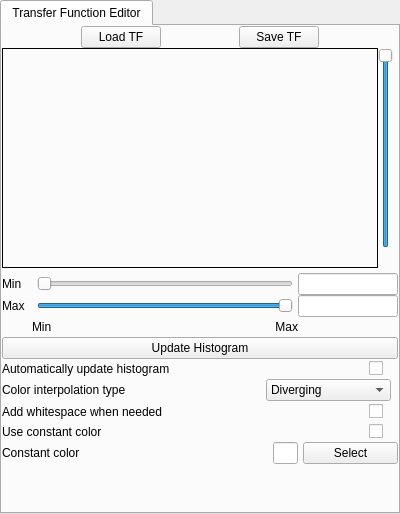
First picture: the form in apps/vaporgui/TFWidgetGUI.ui, repository StasJ/vapor-formatted, before the edit.
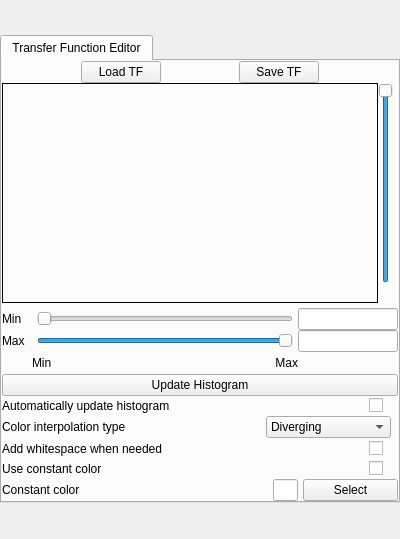
Second picture: the form after the edit. Custom widgets are drawn as their Qt base class.

What changed in the file:
```diff
--- a/apps/vaporgui/TFWidgetGUI.ui
+++ b/apps/vaporgui/TFWidgetGUI.ui
@@ -7,11 +7,11 @@
     <x>0</x>
     <y>0</y>
     <width>400</width>
-    <height>514</height>
+    <height>539</height>
    </rect>
   </property>
   <property name="sizePolicy">
-   <sizepolicy hsizetype="Preferred" vsizetype="Preferred">
+   <sizepolicy hsizetype="Preferred" vsizetype="Maximum">
     <horstretch>0</horstretch>
     <verstretch>0</verstretch>
    </sizepolicy>
@@ -37,6 +37,12 @@
    </property>
    <item>
     <widget class="QTabWidget" name="tabWidget">
+     <property name="sizePolicy">
+      <sizepolicy hsizetype="Expanding" vsizetype="Maximum">
+       <horstretch>0</horstretch>
+       <verstretch>0</verstretch>
+      </sizepolicy>
+     </property>
      <property name="currentIndex">
       <number>0</number>
      </property>
@@ -160,6 +166,12 @@
          </property>
          <item>
           <widget class="QFrame" name="tfFrame">
+           <property name="sizePolicy">
+            <sizepolicy hsizetype="Preferred" vsizetype="Minimum">
+             <horstretch>0</horstretch>
+             <verstretch>0</verstretch>
+            </sizepolicy>
+           </property>
            <property name="frameShape">
             <enum>QFrame::Box</enum>
            </property>
@@ -474,6 +486,12 @@
        </item>
        <item>
         <widget class="QFrame" name="autoUpdateHistoFrame">
+         <property name="sizePolicy">
+          <sizepolicy hsizetype="Preferred" vsizetype="Maximum">
+           <horstretch>0</horstretch>
+           <verstretch>0</verstretch>
+          </sizepolicy>
+         </property>
          <layout class="QHBoxLayout" name="horizontalLayout_21">
           <property name="leftMargin">
            <number>0</number>
@@ -525,6 +543,12 @@
        </item>
        <item>
         <widget class="QFrame" name="colorInterpolationFrame">
+         <property name="sizePolicy">
+          <sizepolicy hsizetype="Preferred" vsizetype="Maximum">
+           <horstretch>0</horstretch>
+           <verstretch>0</verstretch>
+          </sizepolicy>
+         </property>
          <layout class="QHBoxLayout" name="horizontalLayout">
           <property name="spacing">
            <number>0</number>
@@ -607,6 +631,12 @@
        </item>
        <item>
         <widget class="QFrame" name="whitespaceFrame">
+         <property name="sizePolicy">
+          <sizepolicy hsizetype="Preferred" vsizetype="Maximum">
+           <horstretch>0</horstretch>
+           <verstretch>0</verstretch>
+          </sizepolicy>
+         </property>
          <property name="frameShape">
           <enum>QFrame::NoFrame</enum>
          </property>
@@ -660,7 +690,13 @@
         </widget>
        </item>
        <item>
-        <widget class="QFrame" name="autoUpdateHistoFrame_2">
+        <widget class="QFrame" name="useConstColorFrame">
+         <property name="sizePolicy">
+          <sizepolicy hsizetype="Preferred" vsizetype="Maximum">
+           <horstretch>0</horstretch>
+           <verstretch>0</verstretch>
+          </sizepolicy>
+         </property>
          <layout class="QHBoxLayout" name="horizontalLayout_22">
           <property name="leftMargin">
            <number>0</number>
@@ -712,6 +748,12 @@
        </item>
        <item>
         <widget class="QFrame" name="constColorFrame">
+         <property name="sizePolicy">
+          <sizepolicy hsizetype="Preferred" vsizetype="Maximum">
+           <horstretch>0</horstretch>
+           <verstretch>0</verstretch>
+          </sizepolicy>
+         </property>
          <layout class="QHBoxLayout" name="constColorLayout_2">
           <property name="spacing">
            <number>5</number>
@@ -789,19 +831,6 @@
          </layout>
         </widget>
        </item>
-       <item>
-        <spacer name="verticalSpacer">
-         <property name="orientation">
-          <enum>Qt::Vertical</enum>
-         </property>
-         <property name="sizeHint" stdset="0">
-          <size>
-           <width>20</width>
-           <height>40</height>
-          </size>
-         </property>
-        </spacer>
-       </item>
       </layout>
      </widget>
     </widget>
```
